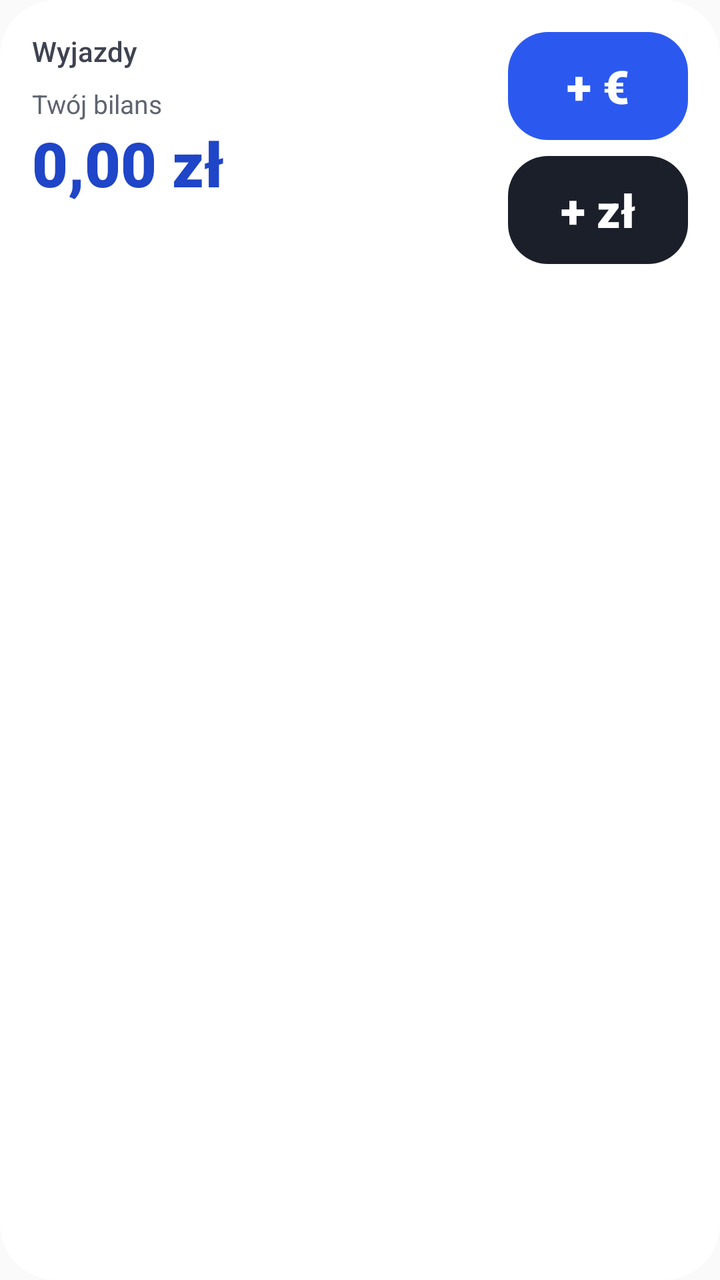
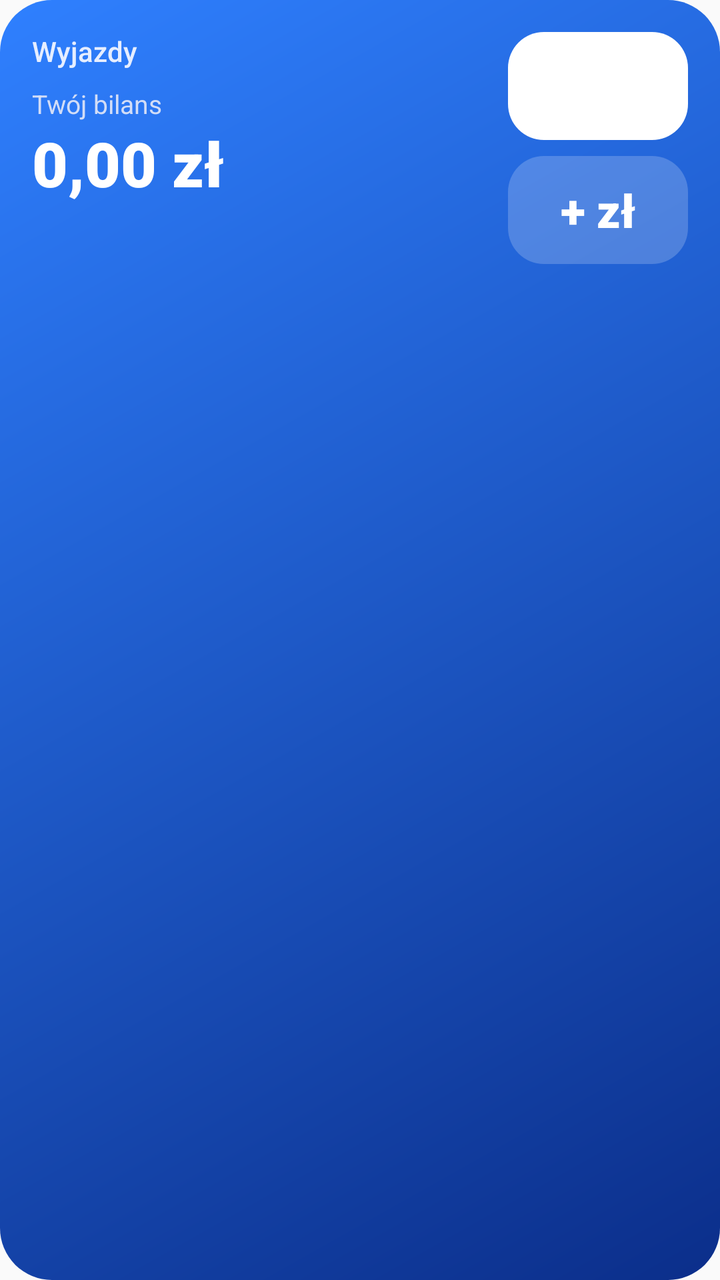

The first picture is an Android layout as it rendered before a commit; the second is the same layout after the commit. The layout source and the unified diff follow.
<!-- AndroidManifest.xml: application theme AppTheme -->
<!-- res/layout/widget_balance.xml -->
<?xml version="1.0" encoding="utf-8"?>
<LinearLayout xmlns:android="http://schemas.android.com/apk/res/android"
    android:id="@+id/widget_root" android:layout_width="match_parent" android:layout_height="match_parent"
    android:orientation="vertical" android:padding="16dp" android:background="@drawable/widget_bg_light">

    <LinearLayout android:layout_width="match_parent" android:layout_height="wrap_content" android:orientation="horizontal">
        <LinearLayout android:layout_width="0dp" android:layout_height="wrap_content" android:layout_weight="1" android:orientation="vertical">
            <TextView android:id="@+id/trip_title" android:layout_width="wrap_content" android:layout_height="wrap_content"
                android:text="Wyjazdy" android:textColor="#3E4350" android:textSize="14sp" android:fontFamily="sans-serif-medium"
                android:maxLines="1" android:ellipsize="end" />
            <TextView android:id="@+id/balance_label" android:layout_width="wrap_content" android:layout_height="wrap_content"
                android:layout_marginTop="8dp" android:text="Twój bilans" android:textColor="#5F6470" android:textSize="13sp" />
            <TextView android:id="@+id/balance_value" android:layout_width="wrap_content" android:layout_height="wrap_content"
                android:text="0,00 zł" android:textColor="#1F45C8" android:textSize="31sp" android:fontFamily="sans-serif-black" android:maxLines="1" />
            <TextView android:id="@+id/balance_hint" android:layout_width="wrap_content" android:layout_height="wrap_content"
                android:textColor="#5F6470" android:textSize="13sp" android:maxLines="2" />
        </LinearLayout>
        <LinearLayout android:id="@+id/buttons" android:layout_width="wrap_content" android:layout_height="wrap_content"
            android:layout_marginStart="12dp" android:orientation="vertical">
            <TextView android:id="@+id/btn_foreign" android:layout_width="90dp" android:layout_height="54dp" android:gravity="center"
                android:text="+ €" android:textSize="23sp" android:fontFamily="sans-serif-black" android:textColor="#FFFFFF"
                android:background="@drawable/widget_btn_blue" />
            <TextView android:id="@+id/btn_pln" android:layout_width="90dp" android:layout_height="54dp" android:layout_marginTop="8dp"
                android:gravity="center" android:text="+ zł" android:textSize="23sp" android:fontFamily="sans-serif-black"
                android:textColor="#FFFFFF" android:background="@drawable/widget_btn_ink" />
        </LinearLayout>
    </LinearLayout>

    <LinearLayout android:id="@+id/row1" android:layout_width="match_parent" android:layout_height="wrap_content" android:layout_marginTop="12dp" android:orientation="horizontal">
        <TextView android:id="@+id/row1_title" android:layout_width="0dp" android:layout_height="wrap_content" android:layout_weight="1" android:textColor="#1B1F2A" android:textSize="14sp" android:maxLines="1" android:ellipsize="end" />
        <TextView android:id="@+id/row1_amount" android:layout_width="wrap_content" android:layout_height="wrap_content" android:layout_marginStart="10dp" android:textColor="#1B1F2A" android:textSize="14sp" android:fontFamily="sans-serif-medium" android:maxLines="1" />
    </LinearLayout>
    <LinearLayout android:id="@+id/row2" android:layout_width="match_parent" android:layout_height="wrap_content" android:layout_marginTop="6dp" android:orientation="horizontal">
        <TextView android:id="@+id/row2_title" android:layout_width="0dp" android:layout_height="wrap_content" android:layout_weight="1" android:textColor="#1B1F2A" android:textSize="14sp" android:maxLines="1" android:ellipsize="end" />
        <TextView android:id="@+id/row2_amount" android:layout_width="wrap_content" android:layout_height="wrap_content" android:layout_marginStart="10dp" android:textColor="#1B1F2A" android:textSize="14sp" android:fontFamily="sans-serif-medium" android:maxLines="1" />
    </LinearLayout>
    <LinearLayout android:id="@+id/row3" android:layout_width="match_parent" android:layout_height="wrap_content" android:layout_marginTop="6dp" android:orientation="horizontal">
        <TextView android:id="@+id/row3_title" android:layout_width="0dp" android:layout_height="wrap_content" android:layout_weight="1" android:textColor="#1B1F2A" android:textSize="14sp" android:maxLines="1" android:ellipsize="end" />
        <TextView android:id="@+id/row3_amount" android:layout_width="wrap_content" android:layout_height="wrap_content" android:layout_marginStart="10dp" android:textColor="#1B1F2A" android:textSize="14sp" android:fontFamily="sans-serif-medium" android:maxLines="1" />
    </LinearLayout>
</LinearLayout>
<!-- resources referenced by this layout -->
<resources>
  <!-- drawable widget_bg_light (drawable) -->
  <?xml version="1.0" encoding="utf-8"?>
  <shape xmlns:android="http://schemas.android.com/apk/res/android" android:shape="rectangle">
      <solid android:color="#EBFFFFFF" />
      <corners android:radius="28dp" />
  </shape>
  <!-- drawable widget_btn_blue (drawable) -->
  <?xml version="1.0" encoding="utf-8"?>
  <shape xmlns:android="http://schemas.android.com/apk/res/android" android:shape="rectangle">
      <solid android:color="#2B59F0" />
      <corners android:radius="20dp" />
  </shape>
  <!-- drawable widget_btn_ink (drawable) -->
  <?xml version="1.0" encoding="utf-8"?>
  <shape xmlns:android="http://schemas.android.com/apk/res/android" android:shape="rectangle">
      <solid android:color="#1B1F2A" />
      <corners android:radius="20dp" />
  </shape>
  <style name="AppTheme" parent="Theme.AppCompat.DayNight.NoActionBar">
          <item name="colorPrimary">@color/colorPrimary</item>
          <item name="colorPrimaryDark">@color/colorPrimaryDark</item>
          <item name="colorAccent">@color/colorAccent</item>
      </style>
  <color name="colorPrimary">#2457F5</color>
  <color name="colorPrimaryDark">#1A3FB8</color>
  <color name="colorAccent">#FF8A3D</color>
</resources>

<!-- the commit's change to res/layout/widget_balance.xml (unified diff, before → after) -->
@@ -1,41 +1,41 @@
 <?xml version="1.0" encoding="utf-8"?>
 <LinearLayout xmlns:android="http://schemas.android.com/apk/res/android"
     android:id="@+id/widget_root" android:layout_width="match_parent" android:layout_height="match_parent"
-    android:orientation="vertical" android:padding="16dp" android:background="@drawable/widget_bg_light">
+    android:orientation="vertical" android:padding="16dp" android:background="@drawable/wbg_blue">
 
     <LinearLayout android:layout_width="match_parent" android:layout_height="wrap_content" android:orientation="horizontal">
         <LinearLayout android:layout_width="0dp" android:layout_height="wrap_content" android:layout_weight="1" android:orientation="vertical">
             <TextView android:id="@+id/trip_title" android:layout_width="wrap_content" android:layout_height="wrap_content"
-                android:text="Wyjazdy" android:textColor="#3E4350" android:textSize="14sp" android:fontFamily="sans-serif-medium"
+                android:text="Wyjazdy" android:textColor="#E6EEFF" android:textSize="14sp" android:fontFamily="sans-serif-medium"
                 android:maxLines="1" android:ellipsize="end" />
             <TextView android:id="@+id/balance_label" android:layout_width="wrap_content" android:layout_height="wrap_content"
-                android:layout_marginTop="8dp" android:text="Twój bilans" android:textColor="#5F6470" android:textSize="13sp" />
+                android:layout_marginTop="8dp" android:text="Twój bilans" android:textColor="#D2DDF7" android:textSize="13sp" />
             <TextView android:id="@+id/balance_value" android:layout_width="wrap_content" android:layout_height="wrap_content"
-                android:text="0,00 zł" android:textColor="#1F45C8" android:textSize="31sp" android:fontFamily="sans-serif-black" android:maxLines="1" />
+                android:text="0,00 zł" android:textColor="#FFFFFF" android:textSize="31sp" android:fontFamily="sans-serif-black" android:maxLines="1" />
             <TextView android:id="@+id/balance_hint" android:layout_width="wrap_content" android:layout_height="wrap_content"
-                android:textColor="#5F6470" android:textSize="13sp" android:maxLines="2" />
+                android:textColor="#D2DDF7" android:textSize="13sp" android:maxLines="2" />
         </LinearLayout>
         <LinearLayout android:id="@+id/buttons" android:layout_width="wrap_content" android:layout_height="wrap_content"
             android:layout_marginStart="12dp" android:orientation="vertical">
             <TextView android:id="@+id/btn_foreign" android:layout_width="90dp" android:layout_height="54dp" android:gravity="center"
                 android:text="+ €" android:textSize="23sp" android:fontFamily="sans-serif-black" android:textColor="#FFFFFF"
-                android:background="@drawable/widget_btn_blue" />
+                android:background="@drawable/wbtn_white" />
             <TextView android:id="@+id/btn_pln" android:layout_width="90dp" android:layout_height="54dp" android:layout_marginTop="8dp"
                 android:gravity="center" android:text="+ zł" android:textSize="23sp" android:fontFamily="sans-serif-black"
-                android:textColor="#FFFFFF" android:background="@drawable/widget_btn_ink" />
+                android:textColor="#FFFFFF" android:background="@drawable/wbtn_glass" />
         </LinearLayout>
     </LinearLayout>
 
     <LinearLayout android:id="@+id/row1" android:layout_width="match_parent" android:layout_height="wrap_content" android:layout_marginTop="12dp" android:orientation="horizontal">
-        <TextView android:id="@+id/row1_title" android:layout_width="0dp" android:layout_height="wrap_content" android:layout_weight="1" android:textColor="#1B1F2A" android:textSize="14sp" android:maxLines="1" android:ellipsize="end" />
-        <TextView android:id="@+id/row1_amount" android:layout_width="wrap_content" android:layout_height="wrap_content" android:layout_marginStart="10dp" android:textColor="#1B1F2A" android:textSize="14sp" android:fontFamily="sans-serif-medium" android:maxLines="1" />
+        <TextView android:id="@+id/row1_title" android:layout_width="0dp" android:layout_height="wrap_content" android:layout_weight="1" android:textColor="#FFFFFF" android:textSize="14sp" android:maxLines="1" android:ellipsize="end" />
+        <TextView android:id="@+id/row1_amount" android:layout_width="wrap_content" android:layout_height="wrap_content" android:layout_marginStart="10dp" android:textColor="#FFFFFF" android:textSize="14sp" android:fontFamily="sans-serif-medium" android:maxLines="1" />
     </LinearLayout>
     <LinearLayout android:id="@+id/row2" android:layout_width="match_parent" android:layout_height="wrap_content" android:layout_marginTop="6dp" android:orientation="horizontal">
-        <TextView android:id="@+id/row2_title" android:layout_width="0dp" android:layout_height="wrap_content" android:layout_weight="1" android:textColor="#1B1F2A" android:textSize="14sp" android:maxLines="1" android:ellipsize="end" />
-        <TextView android:id="@+id/row2_amount" android:layout_width="wrap_content" android:layout_height="wrap_content" android:layout_marginStart="10dp" android:textColor="#1B1F2A" android:textSize="14sp" android:fontFamily="sans-serif-medium" android:maxLines="1" />
+        <TextView android:id="@+id/row2_title" android:layout_width="0dp" android:layout_height="wrap_content" android:layout_weight="1" android:textColor="#FFFFFF" android:textSize="14sp" android:maxLines="1" android:ellipsize="end" />
+        <TextView android:id="@+id/row2_amount" android:layout_width="wrap_content" android:layout_height="wrap_content" android:layout_marginStart="10dp" android:textColor="#FFFFFF" android:textSize="14sp" android:fontFamily="sans-serif-medium" android:maxLines="1" />
     </LinearLayout>
     <LinearLayout android:id="@+id/row3" android:layout_width="match_parent" android:layout_height="wrap_content" android:layout_marginTop="6dp" android:orientation="horizontal">
-        <TextView android:id="@+id/row3_title" android:layout_width="0dp" android:layout_height="wrap_content" android:layout_weight="1" android:textColor="#1B1F2A" android:textSize="14sp" android:maxLines="1" android:ellipsize="end" />
-        <TextView android:id="@+id/row3_amount" android:layout_width="wrap_content" android:layout_height="wrap_content" android:layout_marginStart="10dp" android:textColor="#1B1F2A" android:textSize="14sp" android:fontFamily="sans-serif-medium" android:maxLines="1" />
+        <TextView android:id="@+id/row3_title" android:layout_width="0dp" android:layout_height="wrap_content" android:layout_weight="1" android:textColor="#FFFFFF" android:textSize="14sp" android:maxLines="1" android:ellipsize="end" />
+        <TextView android:id="@+id/row3_amount" android:layout_width="wrap_content" android:layout_height="wrap_content" android:layout_marginStart="10dp" android:textColor="#FFFFFF" android:textSize="14sp" android:fontFamily="sans-serif-medium" android:maxLines="1" />
     </LinearLayout>
 </LinearLayout>
<!-- resource entries referenced after the edit -->
@@ -1,22 +1,24 @@
 <!-- resources referenced by this layout -->
 <resources>
-  <!-- drawable widget_bg_light (drawable) -->
+  <!-- drawable wbg_blue (drawable) -->
   <?xml version="1.0" encoding="utf-8"?>
   <shape xmlns:android="http://schemas.android.com/apk/res/android" android:shape="rectangle">
-      <solid android:color="#EBFFFFFF" />
-      <corners android:radius="28dp" />
+      <gradient android:angle="315" android:startColor="#2F80FF" android:endColor="#0B2E8A" />
+      <corners android:radius="26dp" />
   </shape>
-  <!-- drawable widget_btn_blue (drawable) -->
+  <!-- drawable wbtn_glass (drawable) -->
   <?xml version="1.0" encoding="utf-8"?>
   <shape xmlns:android="http://schemas.android.com/apk/res/android" android:shape="rectangle">
-      <solid android:color="#2B59F0" />
-      <corners android:radius="20dp" />
+      <solid android:color="#33FFFFFF" />
+      
+      <corners android:radius="18dp" />
   </shape>
-  <!-- drawable widget_btn_ink (drawable) -->
+  <!-- drawable wbtn_white (drawable) -->
   <?xml version="1.0" encoding="utf-8"?>
   <shape xmlns:android="http://schemas.android.com/apk/res/android" android:shape="rectangle">
-      <solid android:color="#1B1F2A" />
-      <corners android:radius="20dp" />
+      <solid android:color="#FFFFFF" />
+      
+      <corners android:radius="18dp" />
   </shape>
   <style name="AppTheme" parent="Theme.AppCompat.DayNight.NoActionBar">
           <item name="colorPrimary">@color/colorPrimary</item>
